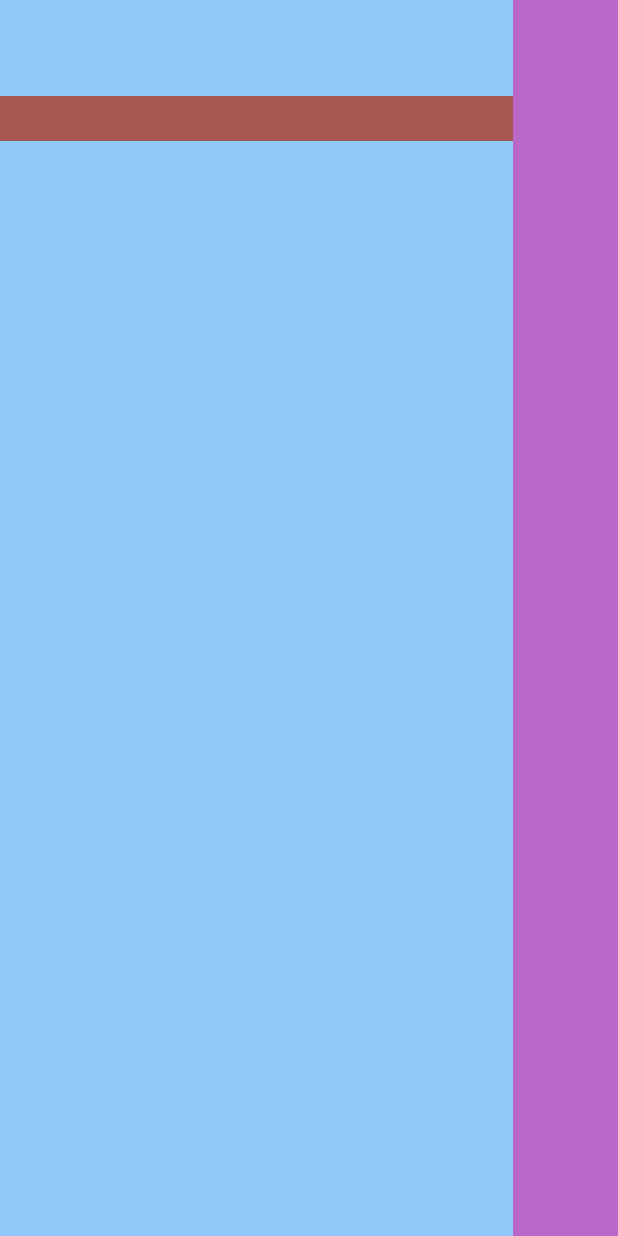
After one commit to maniek110/My-Flutter-Not-Music-Player, a Flutter app: the newMusicView screen opened directly, on a phone screen of 412 x 824 dp. The commit adds this screen. Run offline on Flutter 3.47's test engine with Material 2 defaults, Android fonts, the phone set to English and light mode, and no system bars; missing offline and left inert: flute_music_player.

Commit message:
New Design of Music Player

```diff
--- a/lib/screens/ListPage.dart
+++ b/lib/screens/ListPage.dart
@@ -3,6 +3,7 @@ import 'package:flutter/widgets.dart';
 import 'package:myworkingapp/screens/MusicView.dart';
 import 'package:myworkingapp/screens/MyColors.dart';
 import 'package:myworkingapp/screens/MyHttp.dart';
+import 'package:myworkingapp/screens/newMusicView.dart';
 
 class ListPage extends StatefulWidget{
   @override
@@ -13,7 +14,7 @@ class _ListPage extends State<ListPage>{
   @override
   Widget build(BuildContext context) {
     return MaterialApp(
-      theme: ThemeData(canvasColor: Color(MyColors.pawn).withOpacity(1),fontFamily: 'Virtuous'),
+      theme: ThemeData(canvasColor: Color(MyColors.old_rose).withOpacity(1),fontFamily: 'Virtuous'),
       debugShowCheckedModeBanner: false,
       home: Scaffold(
         body:  Column(
@@ -31,7 +32,7 @@ class _ListPage extends State<ListPage>{
               ),new RaisedButton(
                 child: Text("Recipies"),
                 onPressed: ()=>Navigator.push(context,
-                    MaterialPageRoute(builder: (context)=>MyHttp())),
+                    MaterialPageRoute(builder: (context)=>newMusicView())),
               ),new RaisedButton(
                 child: Text("Some Magic"),
                 onPressed: ()=>Navigator.push(context,
--- a/lib/screens/MusicView.dart
+++ b/lib/screens/MusicView.dart
@@ -1,7 +1,8 @@
+import 'dart:io';
 import 'package:flute_music_player/flute_music_player.dart';
 import 'package:flutter/material.dart';
 import 'package:myworkingapp/screens/SongData.dart';
-import 'package:simple_permissions/simple_permissions.dart';
+
 void main()=>runApp(new MaterialApp(home: MusicView()));
 
 class MusicView extends StatefulWidget{
@@ -51,9 +52,9 @@ class _MusicView extends State<MusicView>{
             itemCount: songData.length,
             itemBuilder: (context,int index){
               return new ListTile(
-                leading: new IconButton(icon: new Icon(Icons.music_note), onPressed: ()=>play(songData.songs[index]),),
-                title: new Text(songData.songs[index].title),
-
+                leading: songData.songs[index].albumArt!=null ? new Image.file(File.fromUri(Uri.parse(songData.songs[index].albumArt)),scale: 1) : null,
+                title: new Text(songData.songs[index].albumArt.toString()),
+                  //onTap: ()=>play(songData.songs[index])
               );
             }
         ),
--- a/lib/screens/MyColors.dart
+++ b/lib/screens/MyColors.dart
@@ -1,7 +1,7 @@
 class MyColors{
-  static int dark_puce=int.parse("ff443742",radix: 16);
-  static int pastel_brown=int.parse("ff846C5B",radix: 16);
-  static int pawn=int.parse("ffE6AA68",radix: 16);
-  static int tuscan=int.parse("ffEDD9A3",radix: 16);
-  static int pale_spring_bud=int.parse("ffE2E8C0",radix: 16);
+  static int old_rose=int.parse("ffc97b84",radix: 16);
+  static int redwood=int.parse("ffa85751",radix: 16);
+  static int boysenberry=int.parse("ff7d2e68",radix: 16);
+  static int russian_violet=int.parse("ff251351",radix: 16);
+  static int rich_black=int.parse("ff040926",radix: 16);
 }
--- /dev/null
+++ b/lib/screens/newMusicView.dart
@@ -0,0 +1,42 @@
+import 'package:flutter/material.dart';
+import 'package:flutter/widgets.dart';
+import 'package:myworkingapp/screens/MyColors.dart';
+
+class newMusicView extends StatefulWidget{
+  @override
+  State<StatefulWidget> createState() =>_newMusicView();
+}
+class _newMusicView extends State<newMusicView>{
+  @override
+  Widget build(BuildContext context) {
+    return Scaffold(
+      backgroundColor: Color(MyColors.boysenberry),
+      body:Row(
+        children: <Widget>[
+          Expanded(
+            child: Container(
+                color: Colors.blue[200],
+                height: MediaQuery.of(context).size.height,
+                child: ListView(padding: EdgeInsets.fromLTRB(0, 64, 0, 0),children: <Widget>[
+                  SizedBox(
+                    height: 30,
+                    width: MediaQuery.of(context).size.width/3,
+                    child: Container(
+                      color: Color(MyColors.redwood),
+
+                    ),
+                  ),
+                ],)
+
+              ,
+            ),
+
+          ),
+          Container(
+            width: 70.0,
+            color: Colors.purple[300],
+          )
+        ],
+      ));
+  }
+}
```
